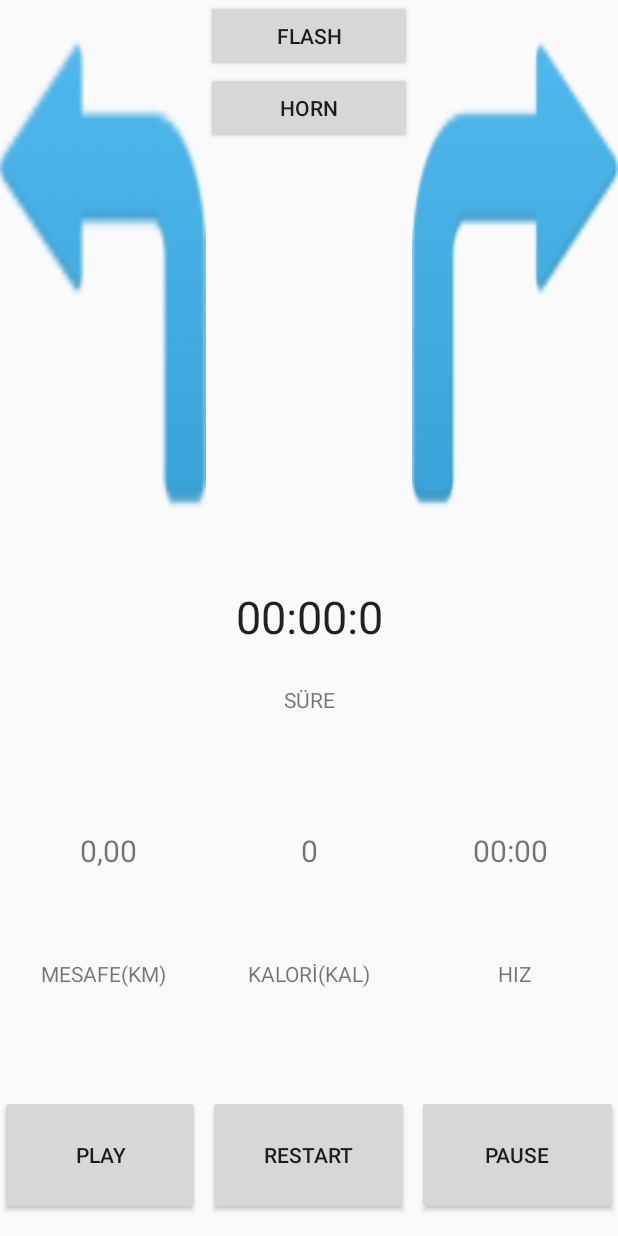
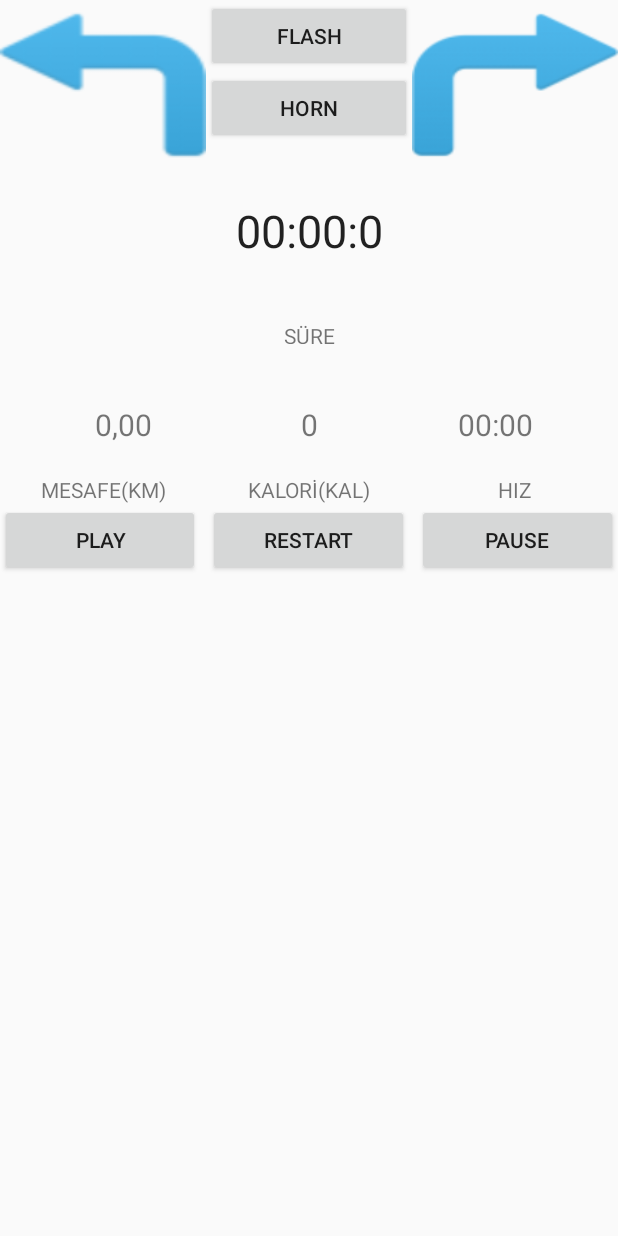
Before and after one commit to AhmetOzyilmaz/Final-Project-Safe-Bike, an Android app: the screen it shows after launch (MainActivity), on a phone screen of 412 x 824 dp. Run offline under Robolectric (Android 15) with nearby library versions, the phone set to English and light mode, and no system bars.

Commit message:
Design Changes
Updated application design

```diff
--- a/SafeBike/app/src/main/res/layout/activity_main.xml
+++ b/SafeBike/app/src/main/res/layout/activity_main.xml
@@ -10,23 +10,21 @@
 
     <LinearLayout
         android:layout_width="match_parent"
-        android:layout_height="match_parent"
-        android:orientation="horizontal"
-        android:layout_weight="1">
+        android:layout_height="113dp"
+        android:orientation="horizontal">
 
         <Button
             android:id="@+id/btn_left"
             android:layout_width="match_parent"
             android:layout_height="match_parent"
             android:layout_weight="1"
-            android:background="@drawable/a4"
-             />
+            android:background="@drawable/a4" />
 
         <LinearLayout
             android:layout_width="match_parent"
             android:layout_height="wrap_content"
-            android:orientation="vertical"
-            android:layout_weight="1">
+            android:layout_weight="1"
+            android:orientation="vertical">
 
             <Button
                 android:id="@+id/btn_flash"
@@ -34,6 +32,7 @@
                 android:layout_height="wrap_content"
                 android:layout_weight="1"
                 android:text="FLASH" />
+
             <Button
                 android:id="@+id/btn_horn"
                 android:layout_width="match_parent"
@@ -57,10 +56,8 @@
 
     <LinearLayout
         android:layout_width="match_parent"
-        android:layout_height="match_parent"
-        android:layout_weight="1"
+        android:layout_height="wrap_content"
         android:orientation="vertical">
-
 
 
         <com.aozyilmaz35.safebike.Chronometer
@@ -68,34 +65,36 @@
             android:layout_width="match_parent"
             android:layout_height="match_parent"
             android:layout_gravity="center_horizontal"
-            android:layout_weight="1"
+            android:layout_margin="10dp"
             android:clickable="false"
             android:gravity="center"
             android:orientation="vertical"
+            android:padding="10dp"
             android:text="Chronometer"
             android:textSize="30dp" />
-
 
         <TextView
             android:id="@+id/m_sure"
             android:layout_width="match_parent"
-            android:layout_height="match_parent"
-            android:layout_weight="1"
+            android:layout_height="35dp"
+            android:layout_margin="10dp"
+            android:layout_marginBottom="10dp"
             android:gravity="center_horizontal"
+            android:padding="10dp"
             android:text="SÜRE" />
 
         <LinearLayout
             android:layout_width="match_parent"
-            android:layout_height="match_parent"
-            android:layout_margin="5dp"
+            android:layout_height="wrap_content"
+            android:layout_margin="10dp"
             android:layout_marginBottom="5dp"
             android:layout_marginEnd="5dp"
             android:layout_marginLeft="5dp"
             android:layout_marginRight="5dp"
             android:layout_marginStart="5dp"
             android:layout_marginTop="5dp"
-            android:layout_weight="1"
-            android:orientation="horizontal">
+            android:orientation="horizontal"
+            android:padding="10dp">
 
             <TextView
                 android:id="@+id/distancetext"
@@ -132,8 +131,8 @@
 
         <LinearLayout
             android:layout_width="match_parent"
-            android:layout_height="match_parent"
-            android:layout_weight="1"
+            android:layout_height="wrap_content"
+            android:layout_weight="0.32"
             android:orientation="horizontal">
 
             <TextView
@@ -165,12 +164,7 @@
 
     <LinearLayout
         android:layout_width="match_parent"
-        android:layout_height="94dp"
-        android:orientation="vertical">
-
-        <LinearLayout
-            android:layout_width="match_parent"
-            android:layout_height="80dp"
+        android:layout_height="wrap_content"
         android:orientation="horizontal">
 
 
@@ -199,6 +193,12 @@
 
 
     </LinearLayout>
+
+    <LinearLayout
+        android:layout_width="match_parent"
+        android:layout_height="200dp"
+        android:orientation="vertical">
+
     </LinearLayout>
 
 
```
Lines whose indentation alone changed are shown as unchanged.
